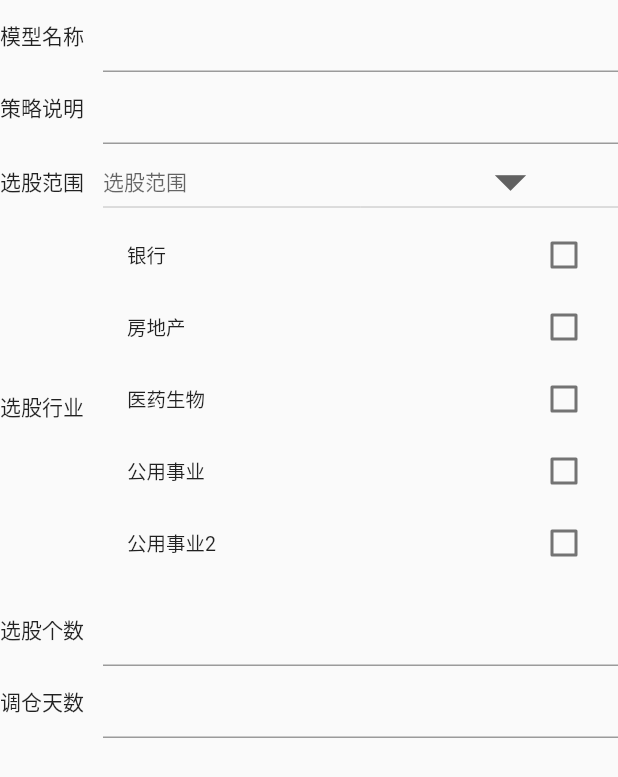
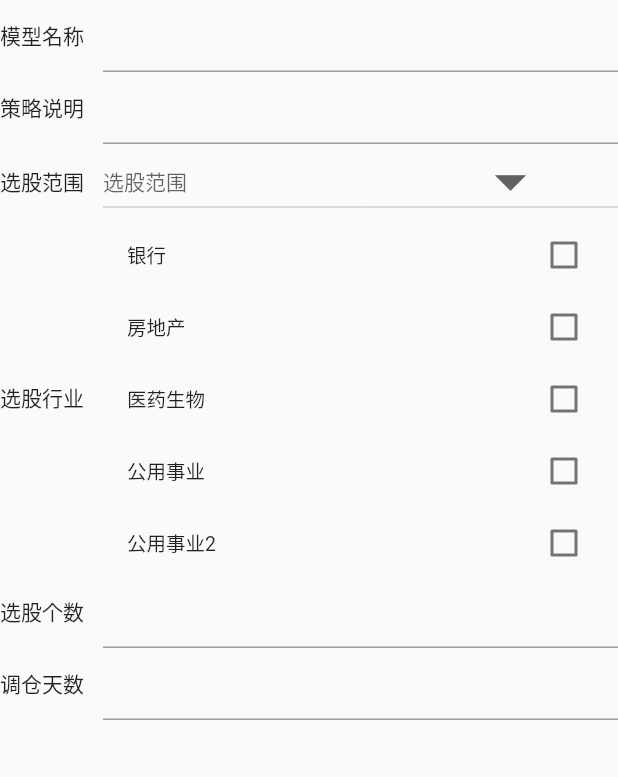
Before and after one commit to 1193223605/QuantAdvisor, a Flutter app: the StrategyBasic widget shown alone on an empty page, opened directly with empty values, on a phone screen of 412 x 824 dp. Shown: the top 777 px of the screen. Run offline on Flutter 3.47's test engine with Material 2 defaults, Android fonts, the phone set to English and light mode, and no system bars; network calls fail.

Commit message:
改进界面

```diff
--- a/lib/StrategyBasic.dart
+++ b/lib/StrategyBasic.dart
@@ -98,7 +98,7 @@ class StrategyBasic extends StatelessWidget
 
                 new Expanded(
                   flex:5,
-                  child: new DemoPage(),
+                  child: new IndustryList(),
                 ),
            ]
          ),
--- a/lib/checkBoxList.dart
+++ b/lib/checkBoxList.dart
@@ -1,11 +1,11 @@
 import 'package:flutter/material.dart';
 
-class DemoPage extends StatefulWidget {
+class IndustryList extends StatefulWidget {
   @override
-  State<StatefulWidget> createState() => DemoPageState();
+  State<StatefulWidget> createState() => IndustryListState();
 }
 
-class DemoPageState extends State<DemoPage> {
+class IndustryListState extends State<IndustryList> {
   bool _value = false;
 
   //全选/全不选切换
@@ -26,7 +26,7 @@ class DemoPageState extends State<DemoPage> {
   @override
   Widget build(BuildContext context) {
     return new SizedBox(
-      height: 250,
+      height: 238,
       child : new SingleChildScrollView(
         physics: BouncingScrollPhysics(),
         child: new Column(
--- a/lib/newStrategy.dart
+++ b/lib/newStrategy.dart
@@ -86,19 +86,19 @@ class TabBarView_StrategyBasic extends StatelessWidget
               Container(
                 color: Color(0xffffffff),
                 alignment: Alignment.topCenter,
-                padding: EdgeInsets.all(20),
+                padding: EdgeInsets.all(8),
                 child: new StrategyBasic(m_ModelInfo),
               ),
               Container(
                 color: Color(0xffffffff),
                 alignment: Alignment.topCenter,
-                padding: EdgeInsets.all(20),
+                padding: EdgeInsets.all(8),
                 child: new FactorList(),
               ),
               Container(
                 color: Color(0xffffffff),
                 alignment: Alignment.topCenter,
-                padding: EdgeInsets.all(20),
+                padding: EdgeInsets.all(8),
                 child: new FactorFilterList(),
               ),
 
```
